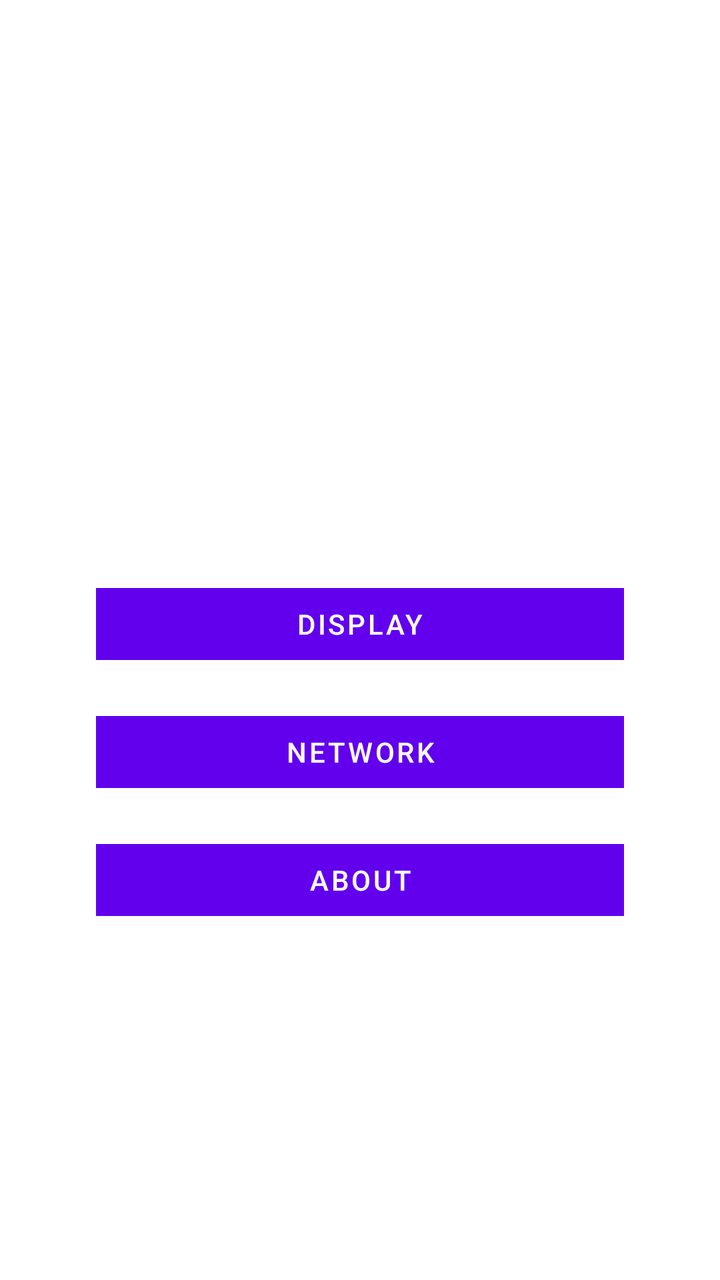
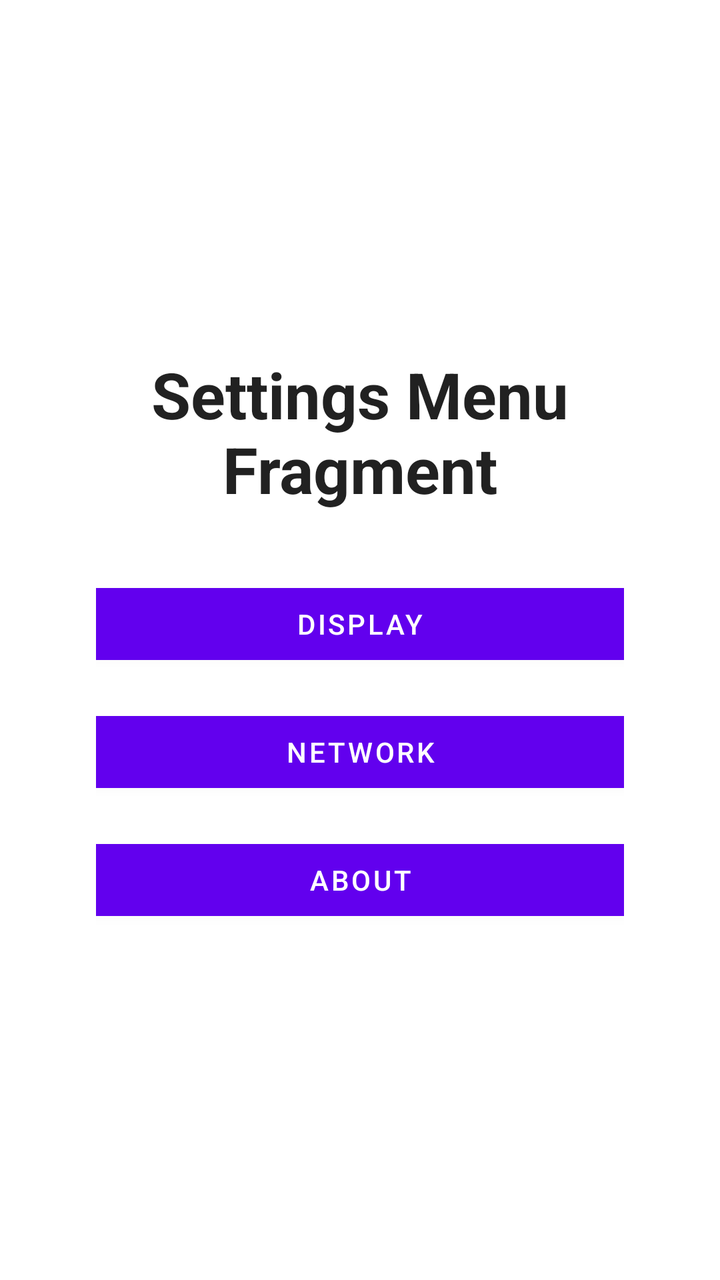

Screens rendered from an Android XML layout before and after an edit, with the pre-edit source and the edit as a unified diff.
<!-- AndroidManifest.xml: application theme Theme.CarLauncher -->
<!-- res/layout/fragment_settings_menu.xml -->
<?xml version="1.0" encoding="utf-8"?>
<LinearLayout xmlns:android="http://schemas.android.com/apk/res/android"
    xmlns:tools="http://schemas.android.com/tools"
    android:layout_width="match_parent"
    android:layout_height="match_parent"
    android:gravity="center"
    android:orientation="vertical"
    android:padding="48dp"
    tools:context=".SettingsMenuFragment">

    <TextView
        android:layout_width="wrap_content"
        android:layout_height="wrap_content"
        android:layout_marginBottom="32dp"
        android:gravity="center"
        android:text="@string/fragment_settings_menu_title"
        android:textColor="#FFFFFF"
        android:textSize="32sp"
        android:textStyle="bold" />

    <Button
        android:id="@+id/displaySettingsButton"
        android:layout_width="320dp"
        android:layout_height="wrap_content"
        android:text="@string/settings_display" />

    <Button
        android:id="@+id/networkSettingsButton"
        android:layout_width="320dp"
        android:layout_height="wrap_content"
        android:layout_marginTop="16dp"
        android:text="@string/settings_network" />

    <Button
        android:id="@+id/aboutSettingsButton"
        android:layout_width="320dp"
        android:layout_height="wrap_content"
        android:layout_marginTop="16dp"
        android:text="@string/settings_about" />

</LinearLayout>
<!-- resources referenced by this layout -->
<resources>
  <string name="fragment_settings_menu_title">Settings Menu Fragment</string>
  <string name="settings_about">About</string>
  <string name="settings_display">Display</string>
  <string name="settings_network">Network</string>
  <style name="Theme.CarLauncher" parent="Theme.MaterialComponents.DayNight.NoActionBar">
          
          <item name="colorPrimary">@color/purple_500</item>
          <item name="colorPrimaryVariant">@color/purple_700</item>
          <item name="colorOnPrimary">@color/white</item>
          
          <item name="colorSecondary">@color/teal_200</item>
          <item name="colorSecondaryVariant">@color/teal_700</item>
          <item name="colorOnSecondary">@color/black</item>
          
          <item name="android:statusBarColor">#10141C</item>
          <item name="android:navigationBarColor">#10141C</item>
          
          <item name="android:windowLightStatusBar">false</item>
      </style>
  <color name="purple_500">#FF6200EE</color>
  <color name="purple_700">#FF3700B3</color>
  <color name="white">#FFFFFFFF</color>
  <color name="teal_200">#FF03DAC5</color>
  <color name="teal_700">#FF018786</color>
  <color name="black">#FF000000</color>
</resources>

<!-- the commit's change to res/layout/fragment_settings_menu.xml (unified diff, before → after) -->
@@ -14,7 +14,7 @@
         android:layout_marginBottom="32dp"
         android:gravity="center"
         android:text="@string/fragment_settings_menu_title"
-        android:textColor="#FFFFFF"
+        android:textColor="?android:attr/textColorPrimary"
         android:textSize="32sp"
         android:textStyle="bold" />
 
